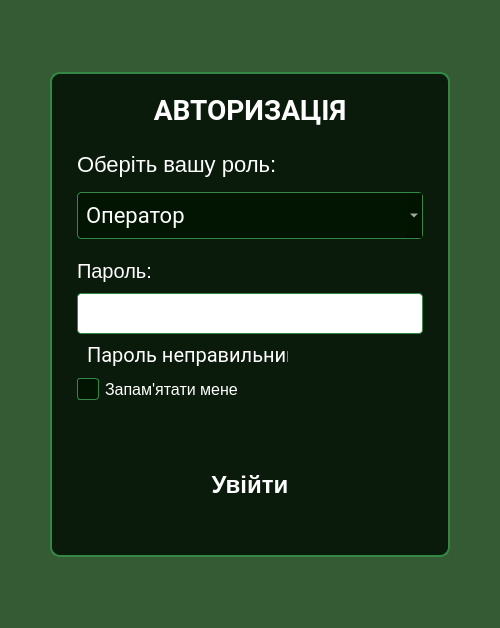
Before: the Qt Designer form app/ui/login_dialog.ui in VadymKotsiuba1808/SDR_Pi, drawn with Qt 5.
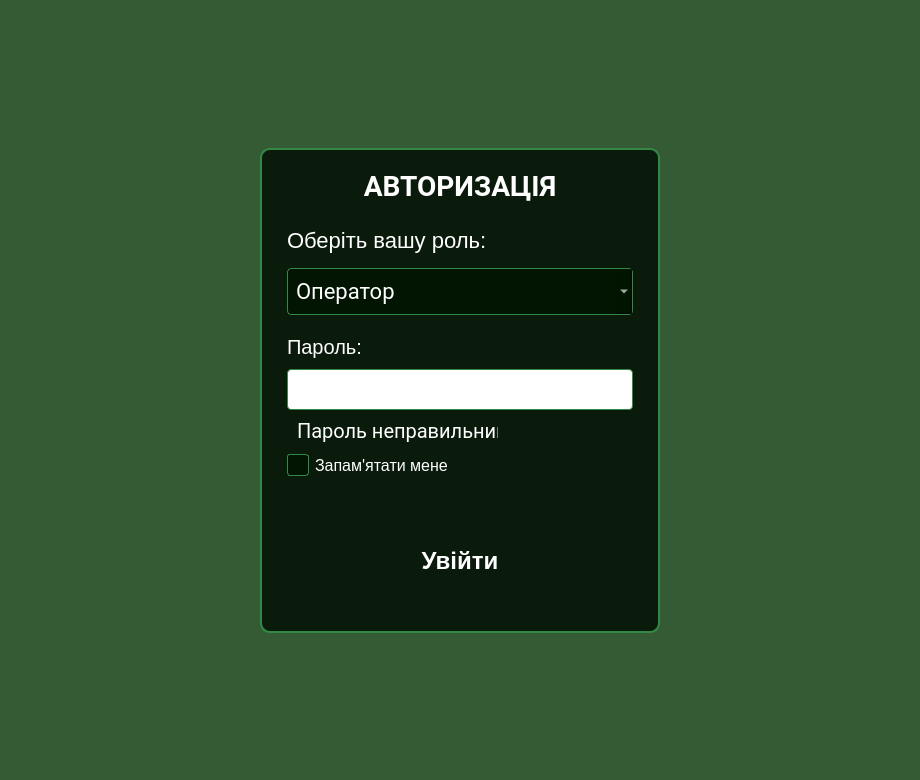
After: the same form once the commit is applied. Icons and pictures are not drawn.

Commit message: Stretched LoginDialog and fixed blinking in windows transitioning

What changed in the file:
```diff
--- a/app/ui/login_dialog.ui
+++ b/app/ui/login_dialog.ui
@@ -6,13 +6,13 @@
             <rect>
                 <x>0</x>
                 <y>0</y>
-                <width>500</width>
-                <height>628</height>
+    <width>920</width>
+    <height>780</height>
             </rect>
         </property>
         <property name="minimumSize">
             <size>
-                <width>24</width>
+    <width>920</width>
                 <height>0</height>
             </size>
         </property>
@@ -138,7 +138,7 @@
                                 <property name="font">
                                     <font>
                                         <family>Roboto</family>
-                                        <pointsize>1</pointsize>
+          <pointsize>-1</pointsize>
                                         <fontweight>DemiBold</fontweight>
                                     </font>
                                 </property>
@@ -187,7 +187,7 @@
                                 <property name="font">
                                     <font>
                                         <family>Roboto</family>
-                                        <pointsize>1</pointsize>
+          <pointsize>-1</pointsize>
                                     </font>
                                 </property>
                                 <property name="styleSheet">
@@ -283,9 +283,12 @@
                                                 <property name="font">
                                                     <font>
                                                         <family>Roboto</family>
-                                                        <pointsize>1</pointsize>
-                                                    </font>
-                                                </property>
+              <pointsize>-1</pointsize>
+             </font>
+            </property>
+            <property name="visible">
+             <bool>false</bool>
+            </property>
                                                 <property name="styleSheet">
                                                     <string notr="true">QLabel[status=&quot;error&quot;]{
 font-size:18px;
```
Left out of the diff: 3 changed lines with no effect on the pictures. Lines whose indentation alone changed are shown as unchanged. The commit also changes 5 other files.
